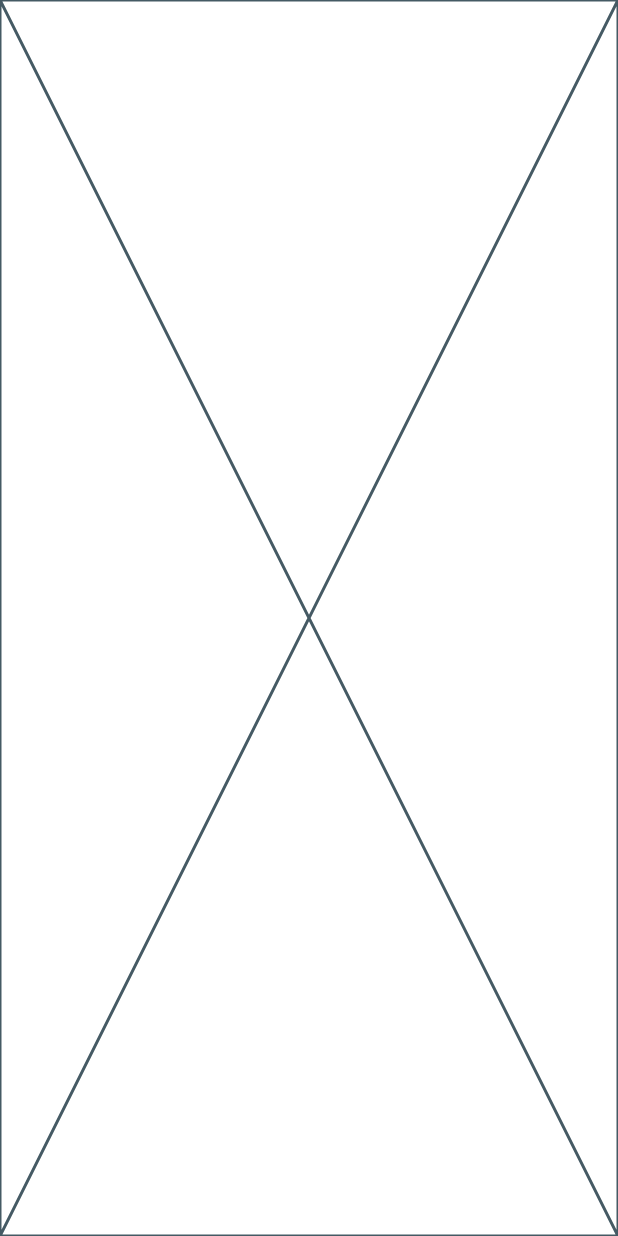
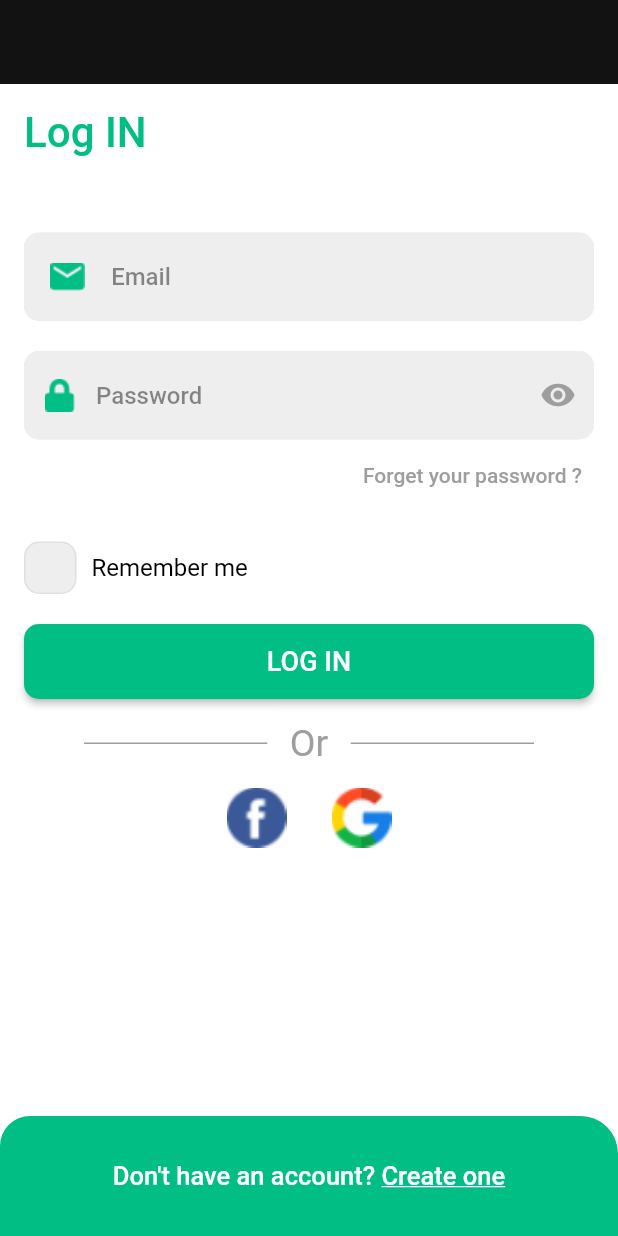
Before and after one commit to dridihaythem/flutter_e_commerce_firebase_api_getx_mvc, a Flutter app: the screen it shows after launch, after a tap on "Get Start", on a phone screen of 412 x 824 dp. Run offline on Flutter 3.47's test engine with Material 2 defaults, Android fonts, the light colour scheme and no system bars; our stand-ins replace get, google_fonts.

Commit message:
Forget Password Screen

```diff
--- a/lib/routes.dart
+++ b/lib/routes.dart
@@ -1,4 +1,5 @@
 import 'package:e_commerce_firebase_getw/bindings/auth_binding.dart';
+import 'package:e_commerce_firebase_getw/screens/auth/forget_password_screen.dart';
 import 'package:e_commerce_firebase_getw/screens/auth/login_screen.dart';
 import 'package:e_commerce_firebase_getw/screens/auth/signup_screen.dart';
 import 'package:e_commerce_firebase_getw/screens/welcome_screen.dart';
@@ -22,5 +23,10 @@ class AppRoutes {
       page: () => SignupScreen(),
       binding: AuthBinding(),
     ),
+    GetPage(
+      name: '/forget-password',
+      page: () => ForgetPasswordScreen(),
+      binding: AuthBinding(),
+    ),
   ];
 }
--- a/lib/screens/auth/login_screen.dart
+++ b/lib/screens/auth/login_screen.dart
@@ -1,11 +1,148 @@
+import 'package:e_commerce_firebase_getw/controllers/auth_controller.dart';
+import 'package:e_commerce_firebase_getw/utils/theme.dart';
+import 'package:e_commerce_firebase_getw/utils/validation_regex.dart';
+import 'package:e_commerce_firebase_getw/widgets/auth/auth_bottom_navigation_bar.dart';
+import 'package:e_commerce_firebase_getw/widgets/auth/auth_button.dart';
+import 'package:e_commerce_firebase_getw/widgets/auth/auth_text_field.dart';
+import 'package:e_commerce_firebase_getw/widgets/auth/check_box_widget.dart';
+import 'package:e_commerce_firebase_getw/widgets/auth/social_auth.dart';
+import 'package:flutter/material.dart';
 import 'package:flutter/src/widgets/framework.dart';
 import 'package:flutter/src/widgets/placeholder.dart';
+import 'package:get/get.dart';
 
 class LoginScreen extends StatelessWidget {
-  const LoginScreen({super.key});
+  LoginScreen({super.key});
+
+  final _controller = Get.find<AuthController>();
+  final GlobalKey<FormState> _formKey = GlobalKey<FormState>();
+  final TextEditingController _emailController = TextEditingController();
+  final TextEditingController _passwordController = TextEditingController();
 
   @override
   Widget build(BuildContext context) {
-    return const Placeholder();
+    return Scaffold(
+      appBar: AppBar(
+        backgroundColor: Get.isDarkMode ? Colors.white : darkGreyClr,
+        elevation: 0,
+      ),
+      bottomNavigationBar: AuthButtomNavigationBar(
+        text: 'Don\'t have an account? ',
+        underLineText: 'Create one',
+        onPressed: () {
+          Get.offNamed('/signup');
+        },
+      ),
+      backgroundColor: Colors.white,
+      body: SingleChildScrollView(
+        child: Padding(
+          padding: const EdgeInsets.all(16),
+          child: Form(
+            key: _formKey,
+            child: Column(
+              crossAxisAlignment: CrossAxisAlignment.start,
+              children: [
+                Text.rich(
+                  TextSpan(
+                    text: 'Log ',
+                    style: TextStyle(
+                      color: mainColor,
+                      fontSize: 28,
+                      fontWeight: FontWeight.w500,
+                    ),
+                    children: [
+                      TextSpan(
+                        text: 'IN',
+                        style: TextStyle(),
+                      ),
+                    ],
+                  ),
+                ),
+                SizedBox(
+                  height: 50,
+                ),
+                AuthTextField(
+                  hintText: 'Email',
+                  controller: _emailController,
+                  validation: (value) {
+                    if (value.isEmpty ||
+                        value.toString().length <= 2 ||
+                        !RegExp(ValidationRegex.email).hasMatch(value)) {
+                      return 'Please enter a valid email';
+                    }
+                    return null;
+                  },
+                  prefixIcon: Image.asset('assets/images/email.png'),
+                ),
+                SizedBox(
+                  height: 20,
+                ),
+                GetBuilder<AuthController>(builder: (context) {
+                  return AuthTextField(
+                    hintText: 'Password',
+                    controller: _passwordController,
+                    obscureText: !_controller.isPasswordVisible,
+                    validation: (value) {
+                      if (value.isEmpty || value.toString().length <= 5) {
+                        return 'Please choose a valid password';
+                      }
+                      return null;
+                    },
+                    prefixIcon: Image.asset('assets/images/lock.png'),
+                    suffixIcon: IconButton(
+                      onPressed: () => _controller.togglePasswordVisibility(),
+                      icon: Icon(
+                        _controller.isPasswordVisible
+                            ? Icons.visibility_off
+                            : Icons.visibility,
+                        color: Colors.grey,
+                      ),
+                    ),
+                  );
+                }),
+                Align(
+                  alignment: Alignment.centerRight,
+                  child: TextButton(
+                    onPressed: () {
+                      Get.toNamed('/forget-password');
+                    },
+                    child: Text(
+                      'Forget your password ?',
+                      style: TextStyle(
+                        color: Colors.grey,
+                      ),
+                    ),
+                  ),
+                ),
+                SizedBox(
+                  height: 20,
+                ),
+                CheckBoxWidget(
+                  title: Text.rich(
+                    TextSpan(
+                      text: 'Remember me',
+                      style: TextStyle(
+                        color: Colors.black,
+                        fontSize: 16,
+                      ),
+                    ),
+                  ),
+                ),
+                SizedBox(
+                  height: 20,
+                ),
+                AuthButton(
+                  title: 'LOG IN',
+                  onPressed: () {
+                    _formKey.currentState!.validate();
+                  },
+                ),
+                SocialAuth(),
+              ],
+            ),
+          ),
+        ),
+      ),
+    );
   }
 }
```
Also changed, not shown: lib/screens/auth/forget_password_screen.dart (added, +85 -0 lines).
